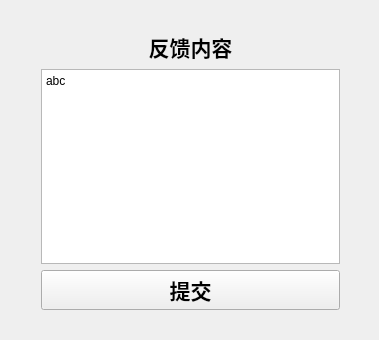
Above: SLGGame/Feedback/feedback.ui from weimingtom/fdux-slg-game before the change. Below: the same form after it.
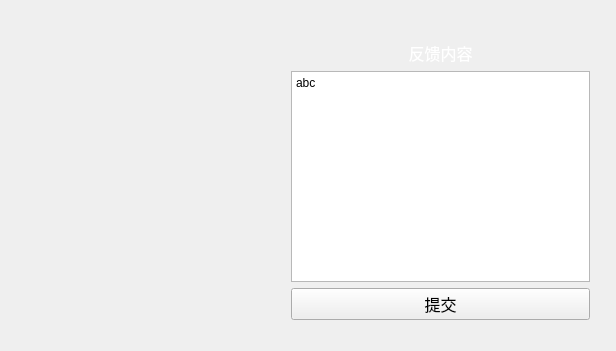
That is the form after the change.

What changed in the file:
```diff
--- a/SLGGame/Feedback/feedback.ui
+++ b/SLGGame/Feedback/feedback.ui
@@ -6,19 +6,19 @@
    <rect>
     <x>0</x>
     <y>0</y>
-    <width>379</width>
-    <height>340</height>
+    <width>616</width>
+    <height>351</height>
    </rect>
   </property>
   <property name="windowTitle">
    <string>Feedback</string>
   </property>
   <widget class="QWidget" name="centralWidget">
-   <widget class="QWidget" name="">
+   <widget class="QWidget" name="layoutWidget">
     <property name="geometry">
      <rect>
-      <x>30</x>
-      <y>20</y>
+      <x>280</x>
+      <y>30</y>
       <width>321</width>
       <height>301</height>
      </rect>
@@ -28,12 +28,20 @@
       <widget class="QLabel" name="label">
        <property name="font">
         <font>
-         <family>黑体</family>
-         <pointsize>16</pointsize>
-         <weight>75</weight>
-         <bold>true</bold>
+         <family>微软雅黑</family>
+         <pointsize>12</pointsize>
+         <weight>9</weight>
+         <italic>false</italic>
+         <bold>false</bold>
         </font>
        </property>
+       <property name="styleSheet">
+        <string notr="true">QLabel{
+	font: 75 12pt &quot;微软雅黑&quot;;
+	
+	color: rgb(255, 255, 255);
+}</string>
+       </property>
        <property name="text">
         <string>反馈内容</string>
        </property>
@@ -44,6 +52,16 @@
      </item>
      <item>
       <widget class="QPlainTextEdit" name="plainTextEdit">
+       <property name="autoFillBackground">
+        <bool>true</bool>
+       </property>
+       <property name="styleSheet">
+        <string notr="true">QPlainTextEdit{
+	font: 75 12pt &quot;微软雅黑&quot;;
+	
+	color: rgb(0, 0, 0);
+}</string>
+       </property>
        <property name="plainText">
         <string>abc</string>
        </property>
@@ -51,14 +69,28 @@
      </item>
      <item>
       <widget class="QPushButton" name="pushButton">
+       <property name="minimumSize">
+        <size>
+         <width>0</width>
+         <height>0</height>
+        </size>
+       </property>
        <property name="font">
         <font>
-         <family>黑体</family>
-         <pointsize>16</pointsize>
-         <weight>75</weight>
-         <bold>true</bold>
+         <family>微软雅黑</family>
+         <pointsize>12</pointsize>
+         <weight>9</weight>
+         <italic>false</italic>
+         <bold>false</bold>
         </font>
        </property>
+       <property name="styleSheet">
+        <string notr="true">QPushButton{
+	font: 75 12pt &quot;微软雅黑&quot;;
+	
+	color: rgb(0, 0, 0);
+}</string>
+       </property>
        <property name="text">
         <string>提交</string>
        </property>
```
Left out of the diff: 3 changed lines with no effect on the pictures.
